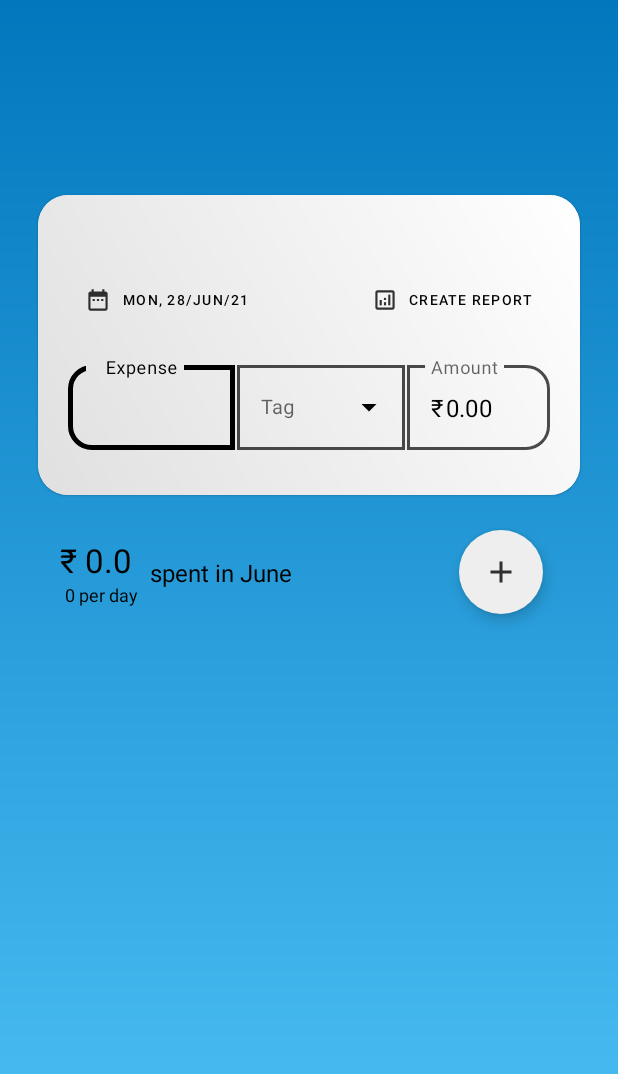
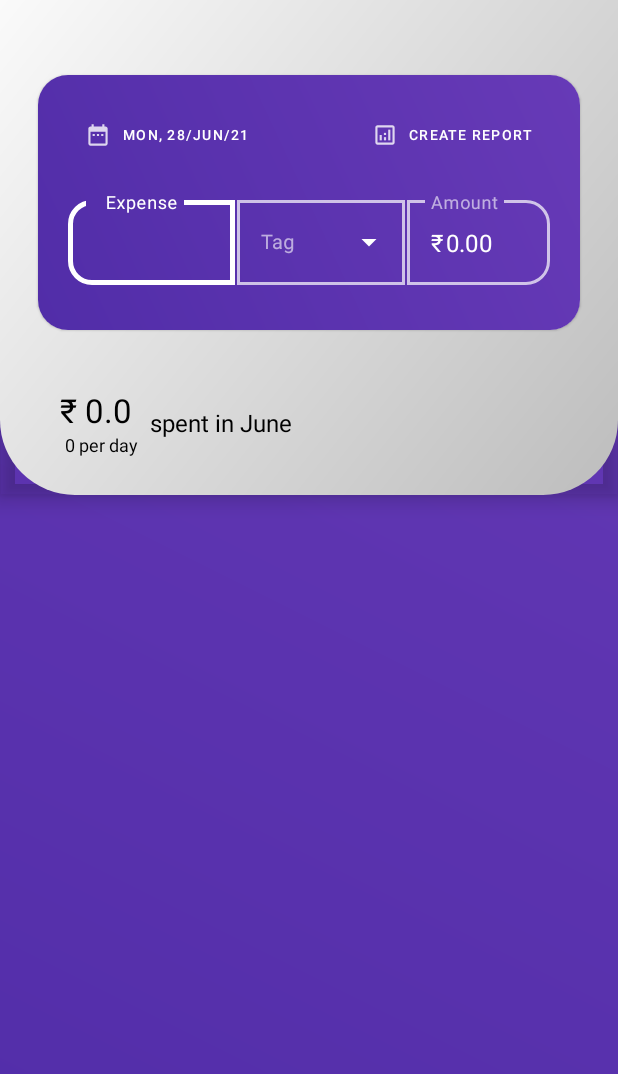
Before and after one commit to muhsinX119/pumpkin, an Android app: the screen it shows after launch (ScrollingActivity), on a phone screen of 412 x 824 dp. Shown: the top 1074 px of the screen. Run offline under Robolectric (Android 15) with nearby library versions, the phone set to English and light mode, and no system bars.

Commit message:
changed overall theming

```diff
--- a/app/src/main/res/color/text_field_boxstroke_colorstate.xml
+++ b/app/src/main/res/color/text_field_boxstroke_colorstate.xml
@@ -1,7 +1,7 @@
 <?xml version="1.0" encoding="utf-8"?>
 <selector xmlns:android="http://schemas.android.com/apk/res/android">
-    <item android:color="?attr/colorSecondary" android:state_focused="true"/>
-    <item android:alpha="1" android:color="?attr/colorSecondary" android:state_hovered="true"/>
-    <item android:alpha="1" android:color="?attr/colorSecondary" android:state_enabled="false"/>
-    <item android:alpha=".7" android:color="?attr/colorSecondary"/>
+    <item android:color="?attr/inputBoxColor" android:state_focused="true"/>
+    <item android:alpha="1" android:color="?attr/inputBoxColor" android:state_hovered="true"/>
+    <item android:alpha="1" android:color="?attr/inputBoxColor" android:state_enabled="false"/>
+    <item android:alpha=".7" android:color="?attr/inputBoxColor"/>
 </selector>
--- a/app/src/main/res/color/textfiled_hinttext_colorstate.xml
+++ b/app/src/main/res/color/textfiled_hinttext_colorstate.xml
@@ -1,5 +1,5 @@
 <?xml version="1.0" encoding="utf-8"?>
 <selector xmlns:android="http://schemas.android.com/apk/res/android">
-    <item android:alpha="0.38" android:color="?attr/colorOnPrimary" android:state_enabled="false"/>
-    <item android:alpha="0.6" android:color="?attr/colorOnPrimary"/>
+    <item android:alpha="0.38" android:color="?attr/textOnTopCard" android:state_enabled="false"/>
+    <item android:alpha="0.6" android:color="?attr/textOnTopCard"/>
 </selector>
--- /dev/null
+++ b/app/src/main/res/drawable/appbar_bg_shape_gradient.xml
@@ -0,0 +1,7 @@
+<?xml version="1.0" encoding="utf-8"?>
+<shape xmlns:android="http://schemas.android.com/apk/res/android">
+
+    <gradient android:type="linear" android:angle="135" android:startColor="#bdbdbd" android:endColor="#fafafa" />
+    <corners android:bottomLeftRadius="50dp" android:bottomRightRadius="50dp"/>
+
+</shape>
--- a/app/src/main/res/drawable/top_bg_shape_gradient.xml
+++ b/app/src/main/res/drawable/recycler_entry_bg_gradient.xml
@@ -1,6 +1,6 @@
 <?xml version="1.0" encoding="utf-8"?>
 <shape xmlns:android="http://schemas.android.com/apk/res/android">
 
-    <gradient android:type="linear" android:angle="90" android:startColor="#4fc3f7" android:endColor="#0277bd" />
+    <gradient android:type="linear" android:angle="135" android:startColor="#bdbdbd" android:endColor="#fafafa" />
 
 </shape>
--- a/app/src/main/res/drawable/top_card_bg.xml
+++ b/app/src/main/res/drawable/top_card_bg.xml
@@ -1,6 +1,6 @@
 <?xml version="1.0" encoding="utf-8"?>
 <shape xmlns:android="http://schemas.android.com/apk/res/android">
 
-    <gradient android:type="linear" android:angle="45" android:startColor="#e0e0e0" android:endColor="#FFFFFF"/>
+    <gradient android:type="linear" android:angle="45" android:startColor="#512da8" android:endColor="#673ab7"/>
 
 </shape>
--- a/app/src/main/res/layout/activity_scrolling.xml
+++ b/app/src/main/res/layout/activity_scrolling.xml
@@ -11,9 +11,9 @@
     <com.google.android.material.appbar.AppBarLayout
         android:id="@+id/app_bar"
         android:layout_width="match_parent"
-        android:layout_height="430dp"
-        android:background="#00000000"
-        app:elevation="0dp">
+        android:layout_height="330dp"
+        android:background="@drawable/appbar_bg_shape_gradient"
+        app:elevation="8dp">
 
         <com.google.android.material.appbar.CollapsingToolbarLayout
             android:id="@+id/toolbar_layout"
@@ -25,9 +25,9 @@
             <com.google.android.material.card.MaterialCardView
                 android:id="@+id/cardViewTop"
                 android:layout_width="match_parent"
-                android:layout_height="200dp"
+                android:layout_height="170dp"
                 android:layout_marginHorizontal="25dp"
-                android:layout_marginTop="130dp"
+                android:layout_marginTop="50dp"
                 android:layout_marginBottom="30dp"
                 style="@style/topCardStyle">
 
@@ -63,7 +63,7 @@
                             android:layout_height="wrap_content"
                             android:inputType="textCapSentences"
                             android:textAlignment="center"
-                            android:textColor="?attr/colorOnPrimary"
+                            style="@style/textOnInputRow"
                             android:textCursorDrawable="@null" />
 
                     </com.google.android.material.textfield.TextInputLayout>
@@ -85,7 +85,7 @@
                             android:dropDownHeight="150dp"
                             android:inputType="textCapSentences"
                             android:padding="0dp"
-                            android:textColor="?attr/colorOnPrimary"
+                            style="@style/textOnInputRow"
                             android:textColorHint="@color/textfiled_hinttext_colorstate"
                             android:textCursorDrawable="@null"
                             android:textSize="13dp" />
@@ -116,7 +116,7 @@
                             android:layout_height="wrap_content"
                             android:inputType="numberDecimal"
                             android:selectAllOnFocus="true"
-                            android:textColor="?attr/colorOnPrimary"
+                            style="@style/textOnInputRow"
                             android:textCursorDrawable="@null" />
 
                     </com.google.android.material.textfield.TextInputLayout>
@@ -150,7 +150,6 @@
                         android:layout_alignParentStart="true"
                         android:layout_centerVertical="true"
                         android:text="Wed, 6/16/21"
-                        android:textColor="?attr/colorOnPrimary"
                         android:textSize="9dp" />
 
                     <Button
@@ -162,7 +161,6 @@
                         android:layout_centerVertical="true"
                         android:onClick="exportReport"
                         android:text="Create Report"
-                        android:textColor="?attr/colorOnPrimary"
                         android:textSize="9dp" />
 
                 </RelativeLayout>
--- a/app/src/main/res/layout/edit_recycler_activity.xml
+++ b/app/src/main/res/layout/edit_recycler_activity.xml
@@ -5,7 +5,7 @@
     android:theme="@style/Theme.Pumpkin"
     android:layout_width="match_parent"
     android:layout_height="match_parent"
-    android:background="@drawable/top_bg_shape_gradient"
+    android:background="@drawable/appbar_bg_shape_gradient"
     tools:context=".EditRecyclerEntry"
     android:paddingHorizontal="30dp"
     android:paddingVertical="60dp">
--- a/app/src/main/res/layout/entry_list_item.xml
+++ b/app/src/main/res/layout/entry_list_item.xml
@@ -8,7 +8,7 @@
     style="@style/entryItemStyle"
     android:layout_width="wrap_content"
     android:layout_height="wrap_content"
-    android:layout_marginHorizontal="16dp"
+    android:layout_marginHorizontal="25dp"
     android:layout_marginVertical="4dp">
 
     <RelativeLayout
@@ -21,12 +21,12 @@
 
         <TextView
             android:id="@+id/textViewExpenseName"
-            android:maxWidth="170sp"
+            android:maxWidth="155sp"
             android:layout_width="wrap_content"
             android:layout_height="wrap_content"
             android:layout_alignTop="@id/textViewExpenseName"
             android:text="Expense Name"
-            android:textColor="?attr/colorOnPrimary"
+            style="@style/entryItemTextStyle"
             android:textStyle="normal"
             android:textSize="18sp"/>
 
@@ -38,7 +38,7 @@
             android:layout_centerVertical="false"
             android:layout_marginTop="5dp"
             android:text="Date"
-            android:textColor="?attr/colorOnPrimary"
+            style="@style/entryItemTextStyle"
             android:textSize="13sp" />
 
         <TextView
@@ -48,7 +48,7 @@
             android:layout_centerVertical="true"
             android:layout_alignParentEnd="true"
             android:text="Tag"
-            android:textColor="?attr/colorOnPrimary"
+            style="@style/entryItemTextStyle"
             android:textSize="14sp"
             android:layout_marginRight="110sp"/>
 
@@ -60,7 +60,7 @@
             android:layout_alignParentRight="true"
             android:layout_centerVertical="true"
             android:text="Amount"
-            android:textColor="?attr/colorOnPrimary"
+            style="@style/entryItemTextStyle"
             android:textSize="20sp"/>
     </RelativeLayout>
 
--- a/app/src/main/res/values-night/themes.xml
+++ b/app/src/main/res/values-night/themes.xml
@@ -112,7 +112,7 @@
     <!--new changes-->
 
     <style name="topSectionBg" parent="">
-        <item name="android:background">@drawable/top_bg_shape_gradient</item>
+        <item name="android:background">@drawable/appbar_bg_shape_gradient</item>
     </style>
 
     <style name="topCardStyle" parent="Widget.MaterialComponents.CardView">
--- /dev/null
+++ b/app/src/main/res/values/attrs.xml
@@ -0,0 +1,9 @@
+<?xml version="1.0" encoding="utf-8"?>
+<resources>
+
+    <attr name="textOnTopCard" format="color"/>
+    <attr name="inputBoxColor" format="color"/>
+    <attr name="textonMiddle" format="color"/>
+    <attr name="textonRecycler" format="color"/>
+
+</resources>
--- a/app/src/main/res/values/themes.xml
+++ b/app/src/main/res/values/themes.xml
@@ -11,7 +11,7 @@
         <item name="colorSecondaryVariant">#1e88e5</item>
         <item name="colorOnSecondary">@color/black</item>
         <!-- Card color -->
-        <item name="colorSurface">#0277bd</item>
+        <item name="colorSurface">@color/black</item>
         <item name="colorOnSurface">@color/black</item>
         <!-- Status bar color. -->
         <item name="android:windowTranslucentNavigation">true</item>
@@ -21,8 +21,96 @@
         <item name="android:windowLightStatusBar">true</item>
         <item name="materialCalendarTheme">@style/ThemeOverlay.App.DatePicker</item>
 
+        <item name="textOnTopCard">#ffffff</item>
+        <item name="inputBoxColor">#ffffff</item>
+        <item name="textonMiddle">#000000</item>
+        <item name="textonRecycler">#000000</item>
+
     </style>
 
+
+    <!--new changes-->
+
+    <style name="topSectionBg" parent="">
+        <item name="android:background">@drawable/top_card_bg</item>
+    </style>
+
+    <style name="topCardStyle" parent="Widget.MaterialComponents.CardView">
+        <!--card color is irrelevant if we use cardimageview background-->
+        <item name="cardBackgroundColor">@color/white</item>
+        <item name="cardCornerRadius">20dp</item>
+        <item name="elevation">8dp</item>
+    </style>
+
+    <style name="topCardImageViewStyle" parent="">
+        <item name="android:background">@drawable/top_card_bg</item>
+    </style>
+
+    <style name="dateSelect" parent="@style/Widget.MaterialComponents.Button.OutlinedButton.Icon">
+        <item name="icon">@drawable/date_icon</item>
+        <item name="strokeColor">#00000000</item>
+        <item name="iconTint">?attr/textOnTopCard</item>
+        <item name="android:textColor">?attr/textOnTopCard</item>
+    </style>
+
+    <style name="reportButton" parent="@style/Widget.MaterialComponents.Button.OutlinedButton.Icon">
+        <item name="icon">@drawable/report_icon</item>
+        <item name="strokeColor">#00000000</item>
+        <item name="iconTint">?attr/textOnTopCard</item>
+        <item name="android:textColor">?attr/textOnTopCard</item>
+    </style>
+
+    <style name="textOnInputRow" parent="">
+        <item name="android:textColor">?attr/textOnTopCard</item>
+    </style>
+
+    <style name="fabStyle" parent="Widget.MaterialComponents.FloatingActionButton">
+        <item name="android:backgroundTint">#9575cd</item>
+        <item name="borderWidth">0dp</item>
+    </style>
+
+    <style name="textInMiddle" parent="Widget.AppCompat.TextView">
+        <item name="android:textColor">?attr/textonMiddle</item>
+    </style>
+
+    <style name="expensePerDay" parent="Widget.AppCompat.TextView">
+        <item name="alpha">.8</item>
+        <item name="android:textColor">?attr/textonMiddle</item>
+    </style>
+
+    <style name="recyclerBg" parent="">
+        <item name="android:backgroundTint">#00ffffff</item>
+        <item name="android:alpha">1</item>
+    </style>
+
+    <style name="entryItemStyle" parent="Widget.MaterialComponents.CardView">
+        <!--use entry item background style to set background color of recycler entry-->
+        <!--<item name="cardBackgroundColor">#299cf1</item>-->
+        <item name="cardCornerRadius">25dp</item>
+        <item name="rippleColor">@color/white</item>
+        <item name="elevation">0dp</item>
+    </style>
+
+    <style name="entryItemBackgroundStyle" parent="">
+        <item name="android:background">@drawable/recycler_entry_bg_gradient</item>
+    </style>
+
+    <style name="entryItemTextStyle" parent="">
+        <item name="android:textColor">?attr/textonRecycler</item>
+    </style>
+
+
+    <style name="ThemeOverlay.App.DatePicker" parent="@style/ThemeOverlay.MaterialComponents.MaterialCalendar">
+        <item name="colorPrimary">#0277bd</item>
+        <item name="colorOnPrimary">@color/white</item>
+        <item name="colorOnSurface">@color/black</item>
+        <item name="colorSurface">#b3e5fc</item>
+        <!-- Customize text field of the text input mode. -->
+    </style>
+
+
+
+    <!--not frequently changed-->
     <style name="Theme.Pumpkin.NoActionBar">
         <item name="windowActionBar">false</item>
         <item name="windowNoTitle">true</item>
@@ -39,9 +127,9 @@
         <item name="boxCornerRadiusBottomEnd">0dp</item>
 
         <item name="android:textColorHint">@color/textfiled_hinttext_colorstate</item>
-        <item name="hintTextColor">?attr/colorOnPrimary</item>
+        <item name="hintTextColor">?attr/textOnTopCard</item>
         <item name="boxBackgroundColor">#00FFFFFF</item>
-        <item name="prefixTextColor">@color/black</item>
+        <item name="prefixTextColor">?attr/textOnTopCard</item>
         <!-- Theme attributes<item name="boxStrokeColor">?attr/colorOnPrimary</item> -->
         <item name="boxStrokeWidth">2dp</item>
         <item name="boxStrokeWidthFocused">3dp</item>
@@ -58,7 +146,7 @@
         <item name="boxCornerRadiusTopEnd">0dp</item>
         <item name="boxCornerRadiusBottomEnd">0dp</item>
 
-        <item name="endIconTint">?attr/colorSecondary</item>
+        <item name="endIconTint">?attr/inputBoxColor</item>
 
         <!-- Style attributes <item name="hintTextAppearance">@style/HintText</item>
         <item name="errorTextAppearance">@style/ErrorText</item>
@@ -67,7 +155,7 @@
 
         <!-- Theme attributes -->
         <item name="android:textColorHint">@color/textfiled_hinttext_colorstate</item>
-        <item name="hintTextColor">?attr/colorOnPrimary</item>
+        <item name="hintTextColor">?attr/textOnTopCard</item>
         <item name="boxBackgroundColor">#00FFFFFF</item>
         <!-- Theme attributes<item name="boxStrokeColor">?attr/colorOnPrimary</item> -->
         <item name="boxStrokeWidth">2dp</item>
@@ -108,73 +196,4 @@
         <item name="android:textColor">@color/black</item>
     </style>
 
-
-    <!--new changes-->
-
-    <style name="topSectionBg" parent="">
-        <item name="android:background">@drawable/top_bg_shape_gradient</item>
-    </style>
-
-    <style name="topCardStyle" parent="Widget.MaterialComponents.CardView">
-        <!--card color is irrelevant if we use cardimageview background-->
-        <item name="cardBackgroundColor">@color/white</item>
-        <item name="cardCornerRadius">20dp</item>
-        <item name="elevation">8dp</item>
-    </style>
-
-    <style name="topCardImageViewStyle" parent="">
-        <item name="android:background">@drawable/top_card_bg</item>
-    </style>
-
-    <style name="dateSelect" parent="@style/Widget.MaterialComponents.Button.OutlinedButton.Icon">
-        <item name="icon">@drawable/date_icon</item>
-        <item name="strokeColor">#00000000</item>
-        <item name="iconTint">?attr/colorSecondary</item>
-    </style>
-
-    <style name="reportButton" parent="@style/Widget.MaterialComponents.Button.OutlinedButton.Icon">
-        <item name="icon">@drawable/report_icon</item>
-        <item name="strokeColor">#00000000</item>
-        <item name="iconTint">?attr/colorSecondary</item>
-    </style>
-
-    <style name="fabStyle" parent="Widget.MaterialComponents.FloatingActionButton">
-        <item name="android:backgroundTint">#eeeeee</item>
-        <item name="borderWidth">0dp</item>
-    </style>
-
-    <style name="textInMiddle" parent="Widget.AppCompat.TextView">
-        <item name="android:textColor">@color/black</item>
-    </style>
-
-    <style name="expensePerDay" parent="Widget.AppCompat.TextView">
-        <item name="alpha">.8</item>
-        <item name="android:textColor">?attr/colorOnPrimary</item>
-    </style>
-
-    <style name="recyclerBg" parent="">
-        <item name="android:backgroundTint">#00FFFFFF</item>
-        <item name="android:alpha">1</item>
-    </style>
-
-    <style name="entryItemStyle" parent="Widget.MaterialComponents.CardView">
-        <!--<item name="cardBackgroundColor">#299cf1</item>-->
-        <item name="cardCornerRadius">16dp</item>
-        <item name="rippleColor">@color/white</item>
-        <item name="elevation">2dp</item>
-    </style>
-
-    <style name="entryItemBackgroundStyle" parent="">
-        <item name="android:background">@drawable/top_card_bg</item>
-    </style>
-
-
-    <style name="ThemeOverlay.App.DatePicker" parent="@style/ThemeOverlay.MaterialComponents.MaterialCalendar">
-        <item name="colorPrimary">#0277bd</item>
-        <item name="colorOnPrimary">@color/white</item>
-        <item name="colorOnSurface">@color/black</item>
-        <item name="colorSurface">#b3e5fc</item>
-        <!-- Customize text field of the text input mode. -->
-    </style>
-
 </resources>
```
